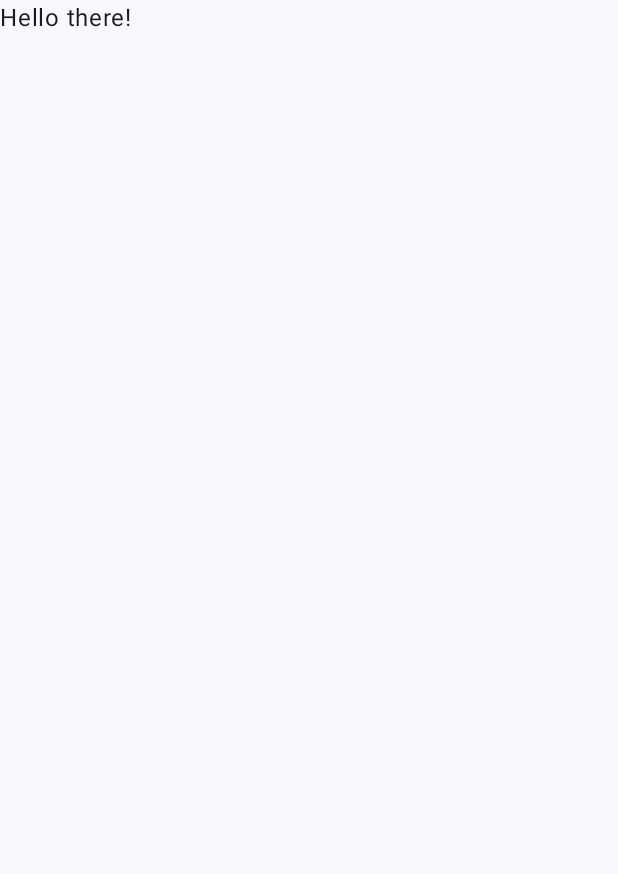
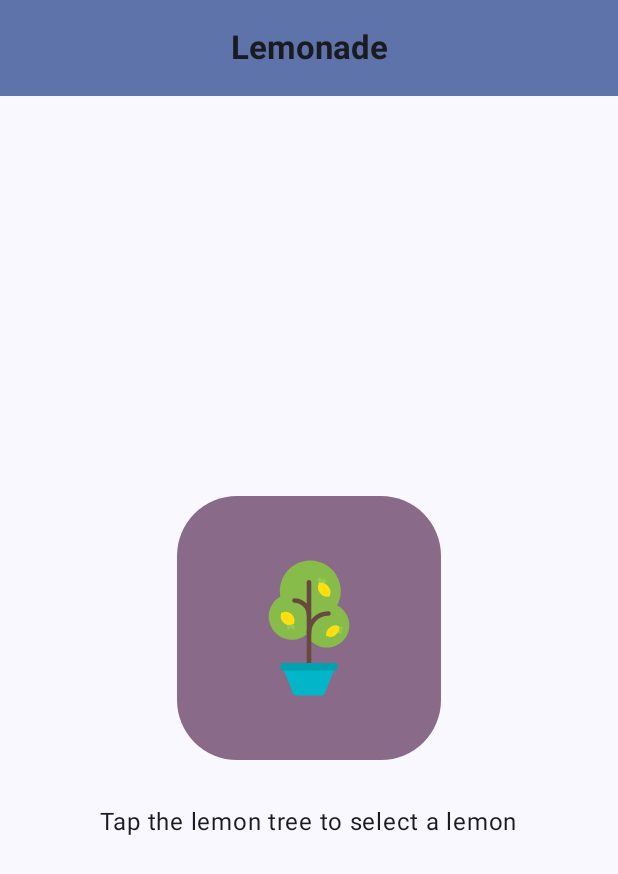
Before and after one commit to EvolutionSup/123, an Android app built with Jetpack Compose: the screen it shows after launch (MainActivity), on a phone screen of 412 x 824 dp. Before the commit the part shown is almost empty. Shown: the top 874 px of the screen. Run offline under Robolectric (Android 15) with nearby library versions, the phone set to English and light mode, and no system bars.

Commit message:
Lemonade done

```diff
--- a/Lemonade/app/src/main/java/com/example/lemonade/MainActivity.kt
+++ b/Lemonade/app/src/main/java/com/example/lemonade/MainActivity.kt
@@ -3,41 +3,178 @@ package com.example.lemonade
 import android.os.Bundle
 import androidx.activity.ComponentActivity
 import androidx.activity.compose.setContent
+import androidx.activity.enableEdgeToEdge
+import androidx.compose.foundation.Image
+import androidx.compose.foundation.background
+import androidx.compose.foundation.layout.Arrangement
+import androidx.compose.foundation.layout.Box
+import androidx.compose.foundation.layout.Column
+import androidx.compose.foundation.layout.Spacer
 import androidx.compose.foundation.layout.fillMaxSize
+import androidx.compose.foundation.layout.height
+import androidx.compose.foundation.layout.padding
+import androidx.compose.foundation.layout.width
+import androidx.compose.foundation.shape.RoundedCornerShape
+import androidx.compose.material3.Button
+import androidx.compose.material3.ButtonDefaults
+import androidx.compose.material3.CenterAlignedTopAppBar
+import androidx.compose.material3.ExperimentalMaterial3Api
 import androidx.compose.material3.MaterialTheme
+import androidx.compose.material3.Scaffold
 import androidx.compose.material3.Surface
 import androidx.compose.material3.Text
+import androidx.compose.material3.TopAppBarDefaults
 import androidx.compose.runtime.Composable
+import androidx.compose.runtime.getValue
+import androidx.compose.runtime.mutableStateOf
+import androidx.compose.runtime.remember
+import androidx.compose.runtime.setValue
+import androidx.compose.ui.Alignment
 import androidx.compose.ui.Modifier
+import androidx.compose.ui.res.dimensionResource
+import androidx.compose.ui.res.painterResource
+import androidx.compose.ui.res.stringResource
+import androidx.compose.ui.text.font.FontWeight
 import androidx.compose.ui.tooling.preview.Preview
 import com.example.lemonade.ui.theme.LemonadeTheme
 
 class MainActivity : ComponentActivity() {
+
     override fun onCreate(savedInstanceState: Bundle?) {
+        enableEdgeToEdge()
         super.onCreate(savedInstanceState)
         setContent {
             LemonadeTheme {
-                LemonApp()
+                LemonadeApp()
+            }
+        }
+    }
+}
+
+@OptIn(ExperimentalMaterial3Api::class)
+@Composable
+fun LemonadeApp() {
+
+    var currentStep by remember { mutableStateOf(1) }
+
+    var squeezeCount by remember { mutableStateOf(0) }
+
+    Scaffold(
+        topBar = {
+            CenterAlignedTopAppBar(
+                title = {
+                    Text(
+                        text = "Lemonade",
+                        fontWeight = FontWeight.Bold
+                    )
+                },
+                colors = TopAppBarDefaults.largeTopAppBarColors(
+                    containerColor = MaterialTheme.colorScheme.primaryContainer
+                )
+            )
+        }
+    ) { innerPadding ->
+        Surface(
+            modifier = Modifier
+                .fillMaxSize()
+                .padding(innerPadding)
+                .background(MaterialTheme.colorScheme.tertiaryContainer),
+            color = MaterialTheme.colorScheme.background
+        ) {
+            when (currentStep) {
+                1 -> {
+                    LemonTextAndImage(
+                        textLabelResourceId = R.string.lemon_select,
+                        drawableResourceId = R.drawable.lemon_tree,
+                        contentDescriptionResourceId = R.string.lemon_tree_content_description,
+                        onImageClick = {
+                            currentStep = 2
+                            squeezeCount = (2..4).random()
+                        }
+                    )
+                }
+                2 -> {
+                    LemonTextAndImage(
+                        textLabelResourceId = R.string.lemon_squeeze,
+                        drawableResourceId = R.drawable.lemon_squeeze,
+                        contentDescriptionResourceId = R.string.lemon_content_description,
+                        onImageClick = {
+                            squeezeCount--
+                            if (squeezeCount == 0) {
+                                currentStep = 3
+                            }
+                        }
+                    )
+                }
+
+                3 -> {
+                    LemonTextAndImage(
+                        textLabelResourceId = R.string.lemon_drink,
+                        drawableResourceId = R.drawable.lemon_drink,
+                        contentDescriptionResourceId = R.string.lemonade_content_description,
+                        onImageClick = {
+                            currentStep = 4
+                        }
+                    )
+                }
+                4 -> {
+                    LemonTextAndImage(
+                        textLabelResourceId = R.string.lemon_empty_glass,
+                        drawableResourceId = R.drawable.lemon_restart,
+                        contentDescriptionResourceId = R.string.empty_glass_content_description,
+                        onImageClick = {
+                            currentStep = 1
+                        }
+                    )
+                }
             }
         }
     }
 }
 
 @Composable
-fun LemonApp() {
-    // A surface container using the 'background' color from the theme
-    Surface(
-        modifier = Modifier.fillMaxSize(),
-        color = MaterialTheme.colorScheme.background
+fun LemonTextAndImage(
+    textLabelResourceId: Int,
+    drawableResourceId: Int,
+    contentDescriptionResourceId: Int,
+    onImageClick: () -> Unit,
+    modifier: Modifier = Modifier
+) {
+    Box(
+        modifier = modifier
     ) {
-        Text(text = "Hello there!")
+        Column(
+            horizontalAlignment = Alignment.CenterHorizontally,
+            verticalArrangement = Arrangement.Center,
+            modifier = Modifier.fillMaxSize()
+        ) {
+            Button(
+                onClick = onImageClick,
+                shape = RoundedCornerShape(dimensionResource(R.dimen.button_corner_radius)),
+                colors = ButtonDefaults.buttonColors(containerColor = MaterialTheme.colorScheme.tertiaryContainer)
+            ) {
+                Image(
+                    painter = painterResource(drawableResourceId),
+                    contentDescription = stringResource(contentDescriptionResourceId),
+                    modifier = Modifier
+                        .width(dimensionResource(R.dimen.button_image_width))
+                        .height(dimensionResource(R.dimen.button_image_height))
+                        .padding(dimensionResource(R.dimen.button_interior_padding))
+                )
+            }
+            Spacer(modifier = Modifier.height(dimensionResource(R.dimen.padding_vertical)))
+            Text(
+                text = stringResource(textLabelResourceId),
+                style = MaterialTheme.typography.bodyLarge
+            )
+        }
     }
 }
 
-@Preview(showBackground = true)
+@Preview
 @Composable
-fun DefaultPreview() {
-    LemonadeTheme {
-        LemonApp()
+fun LemonPreview() {
+    LemonadeTheme() {
+        LemonadeApp()
     }
 }
--- /dev/null
+++ b/Lemonade/app/src/main/res/values/dimens.xml
@@ -0,0 +1,8 @@
+<?xml version="1.0" encoding="utf-8"?>
+<resources>
+    <dimen name="button_corner_radius">40dp</dimen>
+    <dimen name="button_interior_padding">24dp</dimen>
+    <dimen name="padding_vertical">32dp</dimen>
+    <dimen name="button_image_width">128dp</dimen>
+    <dimen name="button_image_height">160dp</dimen>
+</resources>
--- a/Lemonade/app/src/main/res/values/strings.xml
+++ b/Lemonade/app/src/main/res/values/strings.xml
@@ -1,11 +1,11 @@
 <resources>
     <string name="app_name">Lemonade</string>
-    <string name="lemon_tree_displ">Tap the lemon tree to select a lemon</string>
-    <string name="lemon_squeese_displ">Keep tapping the lemon to squeeze it</string>
-    <string name="lemon_drink_displ">Tap the lemonade to drink it</string>
-    <string name="lemon_empty_displ">Tap the empty glass to start again</string>
+    <string name="lemon_select">Tap the lemon tree to select a lemon</string>
+    <string name="lemon_squeeze">Keep tapping the lemon to squeeze it</string>
+    <string name="lemon_drink">Tap the lemonade to drink it</string>
+    <string name="lemon_empty_glass">Tap the empty glass to start again</string>
     <string name="lemon_tree_content_description">Lemon tree</string>
-    <string name="lemon_lemon_content_description">Lemon</string>
-    <string name="lemon_glass_of_lemonade_content_description">Glass of lemonade</string>
-    <string name="lemon_empty_glass_content_description">Empty glass</string>
+    <string name="lemon_content_description">Lemon</string>
+    <string name="lemonade_content_description">Glass of lemonade</string>
+    <string name="empty_glass_content_description">Empty glass</string>
 </resources>
```
